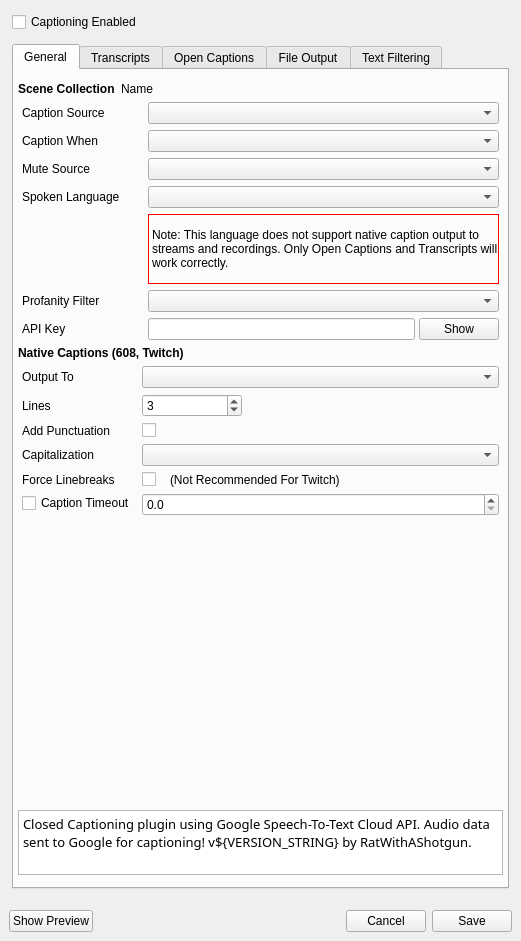
dhyonts/OBS-captions-plugin, file src/ui/CaptionSettingsWidget.ui: the form before one commit.
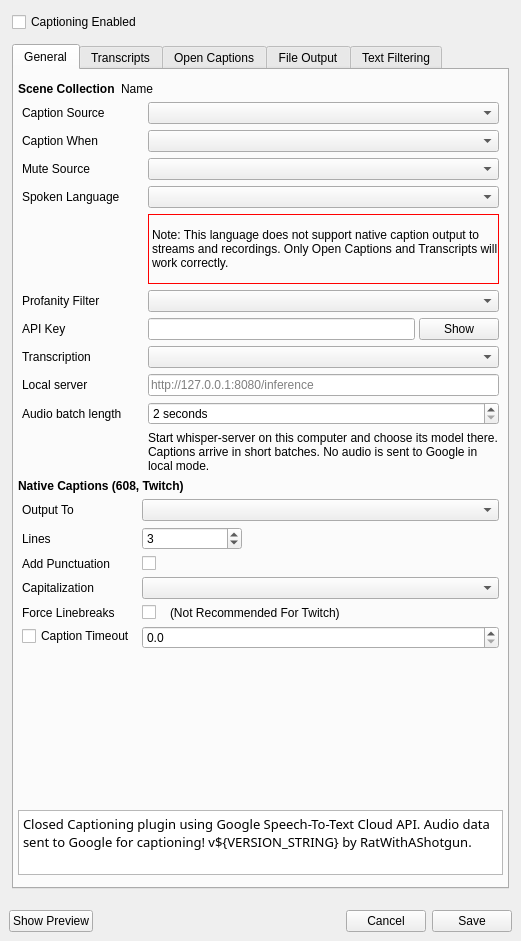
The form after the commit.

Commit message: Add experimental local Whisper server transcription

```diff
--- a/src/ui/CaptionSettingsWidget.ui
+++ b/src/ui/CaptionSettingsWidget.ui
@@ -215,6 +215,13 @@
               <property name="bottomMargin">
                <number>0</number>
               </property>
+              <item row="7" column="0"><widget class="QLabel" name="transcriptionProviderLabel"><property name="text"><string>Transcription</string></property></widget></item>
+              <item row="7" column="1"><widget class="QComboBox" name="transcriptionProviderComboBox"/></item>
+              <item row="8" column="0"><widget class="QLabel" name="localWhisperUrlLabel"><property name="text"><string>Local server</string></property></widget></item>
+              <item row="8" column="1"><widget class="QLineEdit" name="localWhisperUrlLineEdit"><property name="placeholderText"><string>http://127.0.0.1:8080/inference</string></property></widget></item>
+              <item row="9" column="0"><widget class="QLabel" name="localWhisperChunkLabel"><property name="text"><string>Audio batch length</string></property></widget></item>
+              <item row="9" column="1"><widget class="QSpinBox" name="localWhisperChunkSpinBox"><property name="minimum"><number>2</number></property><property name="maximum"><number>15</number></property><property name="suffix"><string> seconds</string></property></widget></item>
+              <item row="10" column="1"><widget class="QLabel" name="localWhisperHelpLabel"><property name="text"><string>Start whisper-server on this computer and choose its model there. Captions arrive in short batches. No audio is sent to Google in local mode.</string></property><property name="wordWrap"><bool>true</bool></property></widget></item>
               <item row="0" column="0">
                <widget class="QLabel" name="label">
                 <property name="sizePolicy">
```
The commit also changes 11 other files.
